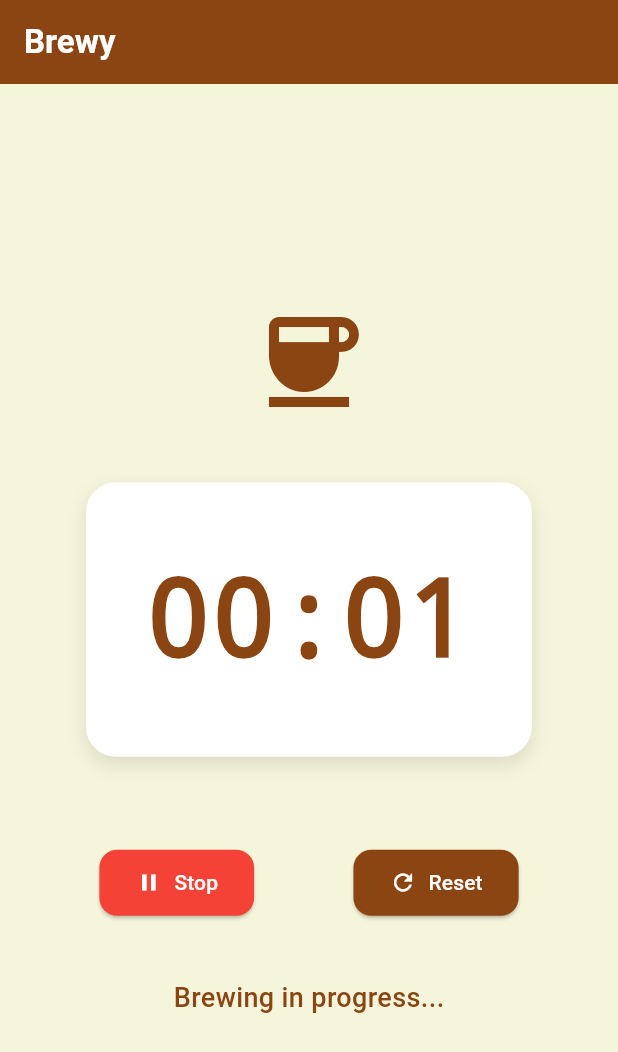
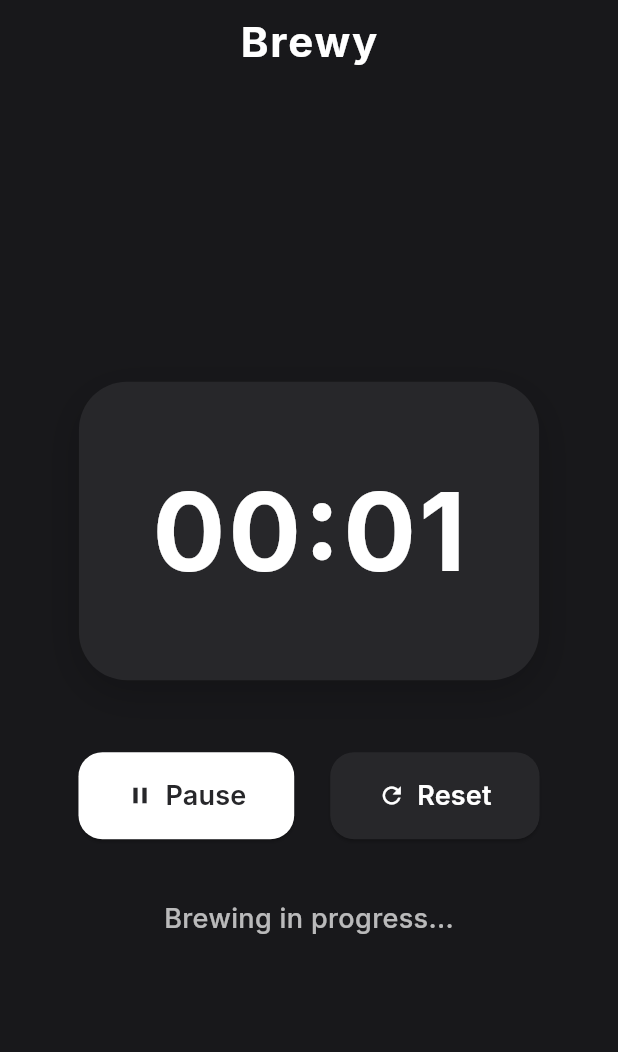
Before and after one commit to ajbates93/brewy, a Flutter app: the screen it shows after launch, after a tap on "Start", on a phone screen of 412 x 824 dp. Shown: the top 1052 px of the screen. Run offline on Flutter 3.47's test engine with Material 3 defaults, Android fonts, the phone set to English and light mode, and no system bars; our stand-ins replace google_fonts.

Commit message:
feat: initial theme

```diff
--- a/lib/main.dart
+++ b/lib/main.dart
@@ -1,4 +1,5 @@
 import 'package:flutter/material.dart';
+import 'package:google_fonts/google_fonts.dart';
 import 'dart:async';
 
 void main() {
@@ -13,13 +14,19 @@ class BrewyApp extends StatelessWidget {
     return MaterialApp(
       title: 'Brewy',
       theme: ThemeData(
+        brightness: Brightness.dark,
+        scaffoldBackgroundColor: const Color(0xFF18181B),
         colorScheme: ColorScheme.fromSeed(
-          seedColor: const Color(0xFF8B4513), // Coffee brown
-          brightness: Brightness.light,
+          seedColor: Colors.white,
+          brightness: Brightness.dark,
+        ),
+        textTheme: GoogleFonts.interTextTheme(
+          ThemeData(brightness: Brightness.dark).textTheme,
         ),
         useMaterial3: true,
       ),
       home: const BrewyHomePage(),
+      debugShowCheckedModeBanner: false,
     );
   }
 }
@@ -78,103 +85,125 @@ class _BrewyHomePageState extends State<BrewyHomePage> {
     super.dispose();
   }
 
+  void _toggleTimer() {
+    if (_isRunning) {
+      _stopTimer();
+    } else {
+      _startTimer();
+    }
+  }
+
   @override
   Widget build(BuildContext context) {
+    final accent = Colors.white;
+    final secondary = const Color(0xFF27272A);
     return Scaffold(
-      backgroundColor: const Color(0xFFF5F5DC), // Beige background
       appBar: AppBar(
-        title: const Text(
+        backgroundColor: Colors.transparent,
+        elevation: 0,
+        title: Text(
           'Brewy',
-          style: TextStyle(fontWeight: FontWeight.bold, color: Colors.white),
+          style: GoogleFonts.inter(
+            fontWeight: FontWeight.bold,
+            fontSize: 28,
+            color: accent,
+            letterSpacing: 1.2,
           ),
-        backgroundColor: const Color(0xFF8B4513),
-        elevation: 0,
+        ),
+        centerTitle: true,
       ),
       body: Center(
         child: Column(
           mainAxisAlignment: MainAxisAlignment.center,
           children: [
-            // Coffee cup icon
-            const Icon(Icons.coffee, size: 80, color: Color(0xFF8B4513)),
-            const SizedBox(height: 40),
-
-            // Timer display
-            Container(
-              padding: const EdgeInsets.all(40),
+            GestureDetector(
+              onTap: _toggleTimer,
+              child: Container(
+                padding: const EdgeInsets.all(48),
                 decoration: BoxDecoration(
-                color: Colors.white,
-                borderRadius: BorderRadius.circular(20),
+                  color: secondary,
+                  borderRadius: BorderRadius.circular(32),
                   boxShadow: [
                     BoxShadow(
-                    color: Colors.black.withOpacity(0.1),
-                    blurRadius: 10,
-                    offset: const Offset(0, 5),
+                      color: Colors.black.withOpacity(0.2),
+                      blurRadius: 24,
+                      offset: const Offset(0, 8),
                     ),
                   ],
                 ),
                 child: Text(
                   _formatTime(_seconds),
-                style: const TextStyle(
+                  style: GoogleFonts.inter(
                     fontSize: 72,
                     fontWeight: FontWeight.bold,
-                  color: Color(0xFF8B4513),
-                  fontFamily: 'monospace',
+                    color: accent,
+                    letterSpacing: 2,
                   ),
                 ),
               ),
-
-            const SizedBox(height: 60),
-
-            // Control buttons
+            ),
+            const SizedBox(height: 48),
             Row(
-              mainAxisAlignment: MainAxisAlignment.spaceEvenly,
+              mainAxisAlignment: MainAxisAlignment.center,
               children: [
-                // Start/Stop button
                 ElevatedButton.icon(
-                  onPressed: _isRunning ? _stopTimer : _startTimer,
-                  icon: Icon(_isRunning ? Icons.pause : Icons.play_arrow),
-                  label: Text(_isRunning ? 'Stop' : 'Start'),
+                  onPressed: _toggleTimer,
+                  icon: Icon(
+                    _isRunning ? Icons.pause : Icons.play_arrow,
+                    color: secondary,
+                  ),
+                  label: Text(
+                    _isRunning ? 'Pause' : 'Start',
+                    style: GoogleFonts.inter(
+                      fontWeight: FontWeight.w600,
+                      color: secondary,
+                      fontSize: 18,
+                    ),
+                  ),
                   style: ElevatedButton.styleFrom(
-                    backgroundColor: _isRunning ? Colors.red : Colors.green,
-                    foregroundColor: Colors.white,
+                    backgroundColor: accent,
+                    foregroundColor: secondary,
                     padding: const EdgeInsets.symmetric(
-                      horizontal: 24,
-                      vertical: 12,
+                      horizontal: 32,
+                      vertical: 16,
                     ),
                     shape: RoundedRectangleBorder(
-                      borderRadius: BorderRadius.circular(12),
+                      borderRadius: BorderRadius.circular(16),
                     ),
                   ),
                 ),
-
-                // Reset button
+                const SizedBox(width: 24),
                 ElevatedButton.icon(
                   onPressed: _resetTimer,
-                  icon: const Icon(Icons.refresh),
-                  label: const Text('Reset'),
+                  icon: Icon(Icons.refresh, color: accent),
+                  label: Text(
+                    'Reset',
+                    style: GoogleFonts.inter(
+                      fontWeight: FontWeight.w600,
+                      color: accent,
+                      fontSize: 18,
+                    ),
+                  ),
                   style: ElevatedButton.styleFrom(
-                    backgroundColor: const Color(0xFF8B4513),
-                    foregroundColor: Colors.white,
+                    backgroundColor: secondary,
+                    foregroundColor: accent,
                     padding: const EdgeInsets.symmetric(
-                      horizontal: 24,
-                      vertical: 12,
+                      horizontal: 32,
+                      vertical: 16,
                     ),
                     shape: RoundedRectangleBorder(
-                      borderRadius: BorderRadius.circular(12),
+                      borderRadius: BorderRadius.circular(16),
                     ),
                   ),
                 ),
               ],
             ),
-
             const SizedBox(height: 40),
-
-            // Status text
             Text(
               _isRunning ? 'Brewing in progress...' : 'Ready to brew',
-              style: const TextStyle(
+              style: GoogleFonts.inter(
                 fontSize: 18,
-                color: Color(0xFF8B4513),
+                color: Colors.white70,
                 fontWeight: FontWeight.w500,
               ),
             ),
--- a/pubspec.yaml
+++ b/pubspec.yaml
@@ -30,6 +30,7 @@ environment:
 dependencies:
   flutter:
     sdk: flutter
+  google_fonts: ^6.2.1
 
   # The following adds the Cupertino Icons font to your application.
   # Use with the CupertinoIcons class for iOS style icons.
```
Also changed, not shown: pubspec.lock, 7 other files. Lines whose indentation alone changed are shown as unchanged.
